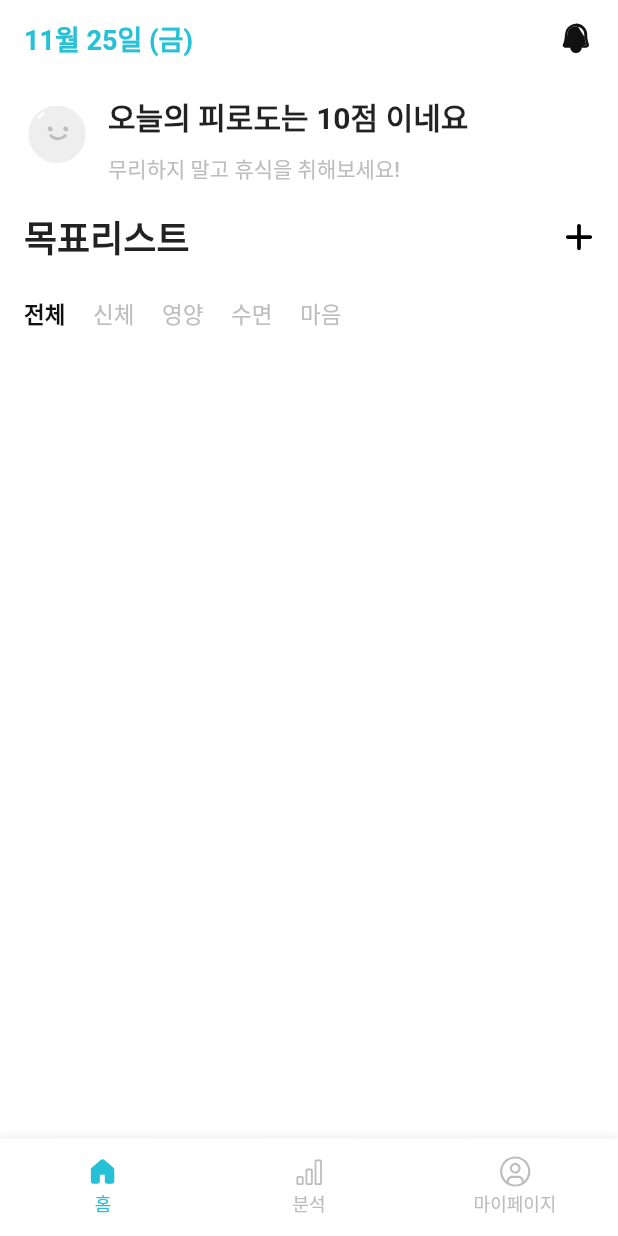
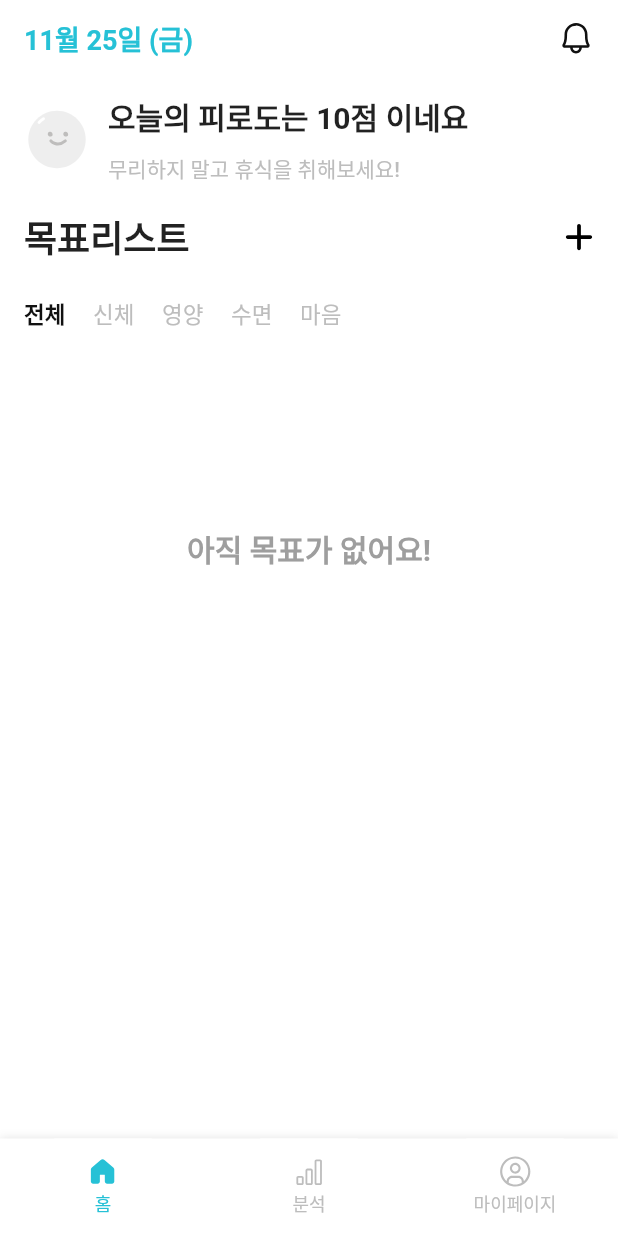
Before and after one commit to MinyeongHong/Amitamin, a Flutter app: the screen it shows after launch, on a phone screen of 412 x 824 dp. Run offline on Flutter 3.47's test engine with Material 2 defaults, Android fonts, the phone set to English and light mode, and no system bars; our stand-ins replace dio, flutter_riverpod, flutter_svg, go_router; missing offline and left inert: dart:ffi; Roboto replaces fonts that are missing (Pretendard); project files that could hold a hidden picture were left out.

Commit message:
docs: home 위젯 변경, feat: tab view, card 추가

```diff
--- a/lib/common/common.dart
+++ b/lib/common/common.dart
@@ -2,4 +2,5 @@ export 'const/const.dart';
 export 'dio/dio.dart';
 export 'widget/widget.dart';
 export 'layout/layout.dart';
+export 'provider/provider.dart';
 export 'utils/utils.dart';
--- a/lib/common/layout/layout.dart
+++ b/lib/common/layout/layout.dart
@@ -1,4 +1,3 @@
 export 'bottom/bottom_custom_bar.dart';
 export 'bottom/bottom_items.dart';
-export 'bottom/bottom_index_provider.dart';
 export 'main/main.dart';
--- /dev/null
+++ b/lib/common/provider/provider.dart
@@ -0,0 +1 @@
+export 'bottom_index_provider.dart';
--- a/lib/home/view/home_screen.dart
+++ b/lib/home/view/home_screen.dart
@@ -45,11 +45,10 @@ class HomePageState extends ConsumerState<HomePage> with SingleTickerProviderSta
                           ),
                         ),
                         const Spacer(),
-                        InkWell(
-                          borderRadius: BorderRadius.circular(30),
+                        GestureDetector(
                           onTap: () {},
                           child: SvgPicture.asset(
-                            'assets/icons/home/notification.svg',
+                            'assets/icons/home/alarm_empty.svg',
                             width: 24,
                             height: 24,
                           ),
@@ -59,10 +58,13 @@ class HomePageState extends ConsumerState<HomePage> with SingleTickerProviderSta
                   ),
                 ),
                 SizedBox(
+                  width: MediaQuery.of(context).size.width,
                   height: 77,
                   child: Padding(
                     padding: const EdgeInsets.symmetric(vertical: 12),
-                    child: Row(
+                    child: Wrap(
+                      crossAxisAlignment: WrapCrossAlignment.center,
+                      direction: Axis.horizontal,
                       children: [
                         SvgPicture.asset(
                           'assets/icons/state/state=none.svg',
@@ -70,11 +72,13 @@ class HomePageState extends ConsumerState<HomePage> with SingleTickerProviderSta
                           height: 44,
                         ),
                         const SizedBox(width: 12,),
-                        Column(
-                          mainAxisAlignment: MainAxisAlignment.center,
-                          crossAxisAlignment: CrossAxisAlignment.start,
+                        Wrap(
+                          crossAxisAlignment: WrapCrossAlignment.start,
+                          direction: Axis.vertical,
                           children: [
-                            Row(
+                            Wrap(
+                              alignment: WrapAlignment.start,
+                              direction: Axis.horizontal,
                               children: [
                                 const Text(
                                   '오늘의 피로도는 ',
@@ -123,8 +127,7 @@ class HomePageState extends ConsumerState<HomePage> with SingleTickerProviderSta
                               style: CustomText.headLine4,
                             ),
                             const Spacer(),
-                            InkWell(
-                              borderRadius: BorderRadius.circular(30),
+                            GestureDetector(
                               onTap: () {},
                               child: SvgPicture.asset(
                                 'assets/icons/home/add.svg',
@@ -136,8 +139,9 @@ class HomePageState extends ConsumerState<HomePage> with SingleTickerProviderSta
                         ),
                         const SizedBox(height: 22,),
                         SizedBox(
+                          width: MediaQuery.of(context).size.width,
                           height: 21,
-                          child: Row(
+                          child: Stack(
                             children: [
                               Wrap(
                                 children: [
@@ -196,6 +200,40 @@ class HomePageState extends ConsumerState<HomePage> with SingleTickerProviderSta
                           ),
                         ),
                         const SizedBox(height: 12,),
+                        Wrap(
+                          children: [
+                            customTabView(
+                                context: context,
+                                type: "",
+                                index: 0,
+                                currentIndex: tabIndex,
+                            ),
+                            customTabView(
+                              context: context,
+                              type: "",
+                              index: 1,
+                              currentIndex: tabIndex,
+                            ),
+                            customTabView(
+                              context: context,
+                              type: "",
+                              index: 2,
+                              currentIndex: tabIndex,
+                            ),
+                            customTabView(
+                              context: context,
+                              type: "",
+                              index: 3,
+                              currentIndex: tabIndex,
+                            ),
+                            customTabView(
+                              context: context,
+                              type: "",
+                              index: 4,
+                              currentIndex: tabIndex,
+                            ),
+                          ],
+                        )
                       ],
                     ),
                   ),
--- /dev/null
+++ b/lib/home/widget/custom_tab_view.dart
@@ -0,0 +1,37 @@
+import 'package:flutter/material.dart';
+import 'package:amitamin/common/common.dart';
+
+Visibility customTabView({
+  required BuildContext context,
+  required String type,
+  required int index,
+  required int currentIndex,
+  List<Widget>? items
+}) {
+  return Visibility(
+    visible: index == currentIndex,
+    child: Column(
+      children: items ?? [
+        const SizedBox(
+          height: 108,
+        ),
+        // TODO : 그림파일 추가
+        const SizedBox(
+          height: 12,
+        ),
+        Text(
+          "아직 목표가 없어요!",
+          style: TextStyle(
+            color: CustomColor.extraDarkGray,
+            fontWeight: CustomText.headLine5.fontWeight,
+            fontSize: CustomText.headLine5.fontSize,
+            fontFamily: CustomText.headLine5.fontFamily,
+          ),
+        ),
+        const SizedBox(
+          height: 108,
+        ),
+      ],
+    ),
+  );
+}
--- /dev/null
+++ b/lib/home/widget/tab_view_goal_card.dart
@@ -0,0 +1,19 @@
+import 'package:flutter/material.dart';
+import 'package:amitamin/common/common.dart';
+
+Container tabViewGoalCard({
+  required BuildContext context,
+  required String goalType,
+  required String goalText,
+  required String alrimText,
+  List<Widget>? items
+}) {
+  return Container(
+    width: MediaQuery.of(context).size.width,
+    height: 94,
+    child: Padding(
+      padding: EdgeInsets.only(top: 12, bottom: 12, left: 12),
+      child: Text(""),
+    ),
+  );
+}
--- a/lib/home/widget/widget.dart
+++ b/lib/home/widget/widget.dart
@@ -1 +1,2 @@
 export 'custom_tab_bar.dart';
+export 'custom_tab_view.dart';
--- a/lib/main/view/main_part_bottom.dart
+++ b/lib/main/view/main_part_bottom.dart
@@ -16,7 +16,7 @@ class _BottomNavigationBar extends StatelessWidget {
       items: [
         BottomItems(
           icon: SvgPicture.asset(
-            'assets/icons/bottom/home_icon_filled.svg',
+            'assets/icons/bottom/home_icon_outlined.svg',
             width: 24,
             height: 24,
           ),
@@ -39,7 +39,7 @@ class _BottomNavigationBar extends StatelessWidget {
             height: 24,
           ),
           activeIcon: SvgPicture.asset(
-            'assets/icons/bottom/analysis_icon_outlined.svg',
+            'assets/icons/bottom/analysis_icon_filled.svg',
             width: 24,
             height: 24,
           ),
@@ -57,7 +57,7 @@ class _BottomNavigationBar extends StatelessWidget {
             height: 24,
           ),
           activeIcon: SvgPicture.asset(
-            'assets/icons/bottom/my_icon_outlined.svg',
+            'assets/icons/bottom/my_icon_filled.svg',
             width: 24,
             height: 24,
           ),
```
Also changed, not shown: assets/icons/bottom/analysis_icon_filled.svg (added), assets/icons/bottom/home_icon_outlined.svg (added), assets/icons/bottom/my_icon_filled.svg (added), assets/icons/home/alarm_empty.svg (added), assets/icons/home/alarm_exist.svg (added), assets/icons/home/notification.svg (deleted), lib/common/provider/bottom_index_provider.dart (renamed from lib/common/layout/bottom/bottom_index_provider.dart).
